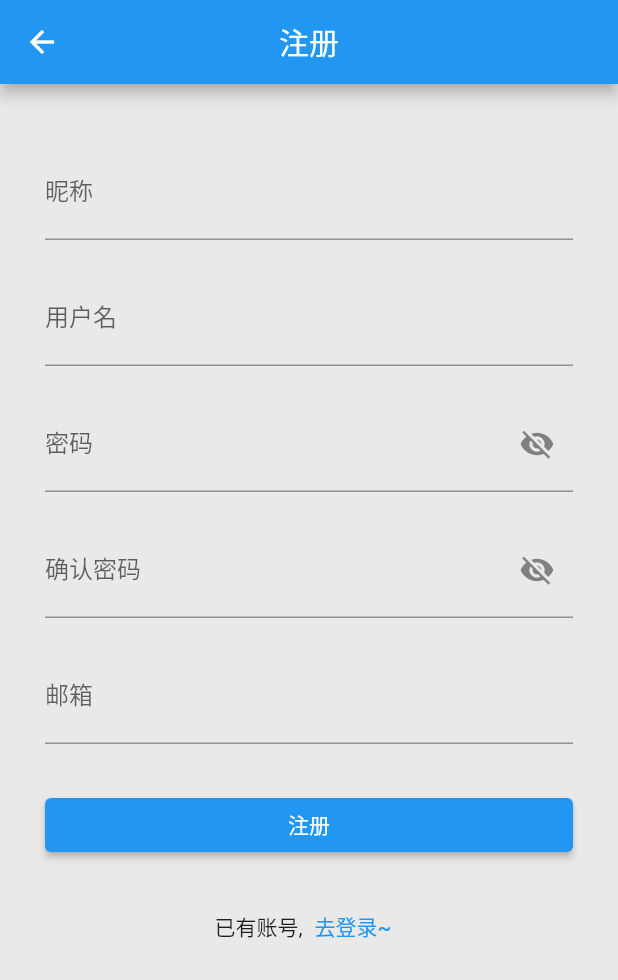
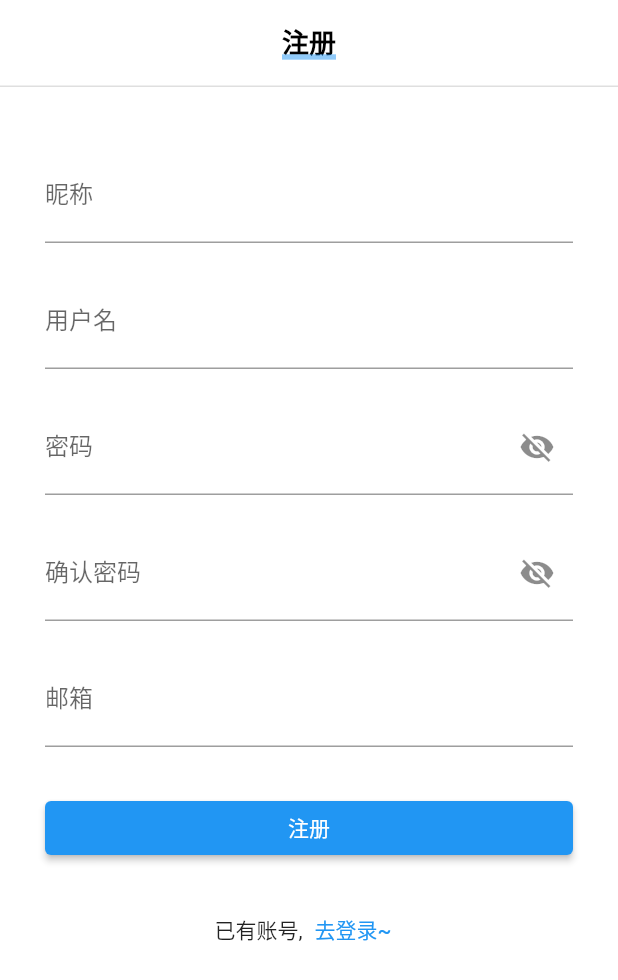
Before and after one commit to 2585570153/fictionapp, a Flutter app: the LoginPage screen opened by its route, after a tap on "注册", on a phone screen of 412 x 824 dp. Shown: the top 980 px of the screen. Run offline on Flutter 3.47's test engine with Material 2 defaults, Android fonts, the light colour scheme and no system bars; our stand-ins replace cached_network_image, dio, fluro, flutter_swiper_null_safety, fluttertoast; network calls fail.

Commit message:
配置状态栏

```diff
--- a/lib/application.dart
+++ b/lib/application.dart
@@ -1,7 +1,9 @@
 
 import 'package:fictionapp/pages/home/home_page.dart';
+import 'package:fictionapp/util/c.dart';
 
 import 'package:flutter/material.dart';
+import 'package:flutter/services.dart';
 
 
 class Application extends StatelessWidget {
@@ -10,6 +12,9 @@ class Application extends StatelessWidget {
 
   @override
   Widget build(BuildContext context) {
+     SystemChrome.setSystemUIOverlayStyle(SystemUiOverlayStyle(
+      statusBarColor:C.STATUSBAR, // 设置状态栏颜色
+    ));
     return MaterialApp(
       title: 'fiction小说网',
       // // 指定动态路由
--- a/lib/pages/home/home_page.dart
+++ b/lib/pages/home/home_page.dart
@@ -1,3 +1,4 @@
+import 'package:fictionapp/pages/bookrack/bookrack.dart';
 import 'package:fictionapp/pages/classify/classify.dart';
 import 'package:fictionapp/widgets/page_content.dart';
 import 'package:flutter/material.dart';
@@ -6,7 +7,7 @@ import '../bookstore/bookstore.dart';
 
 List<Widget> tabVuewList = [
   BookStore(),
-  PageContent(name: '书架'),
+  Bookrack(),
   Classify(),
   PageContent(name: '我的'),
 ];
--- a/lib/pages/login/login_page.dart
+++ b/lib/pages/login/login_page.dart
@@ -2,6 +2,7 @@ import 'package:fluro/fluro.dart';
 import 'package:flutter/material.dart';
 
 import '../../routes/global.dart';
+import '../../util/c.dart';
 import '../../widgets/commom_image.dart';
 
 class LoginPage extends StatefulWidget {
@@ -19,9 +20,28 @@ class _LoginPageState extends State<LoginPage> {
   // ignore: dead_code
   Widget build(BuildContext context) {
     return Scaffold(
+      backgroundColor: C.STATUSBAR, // 设置背景颜色为白色
         appBar: AppBar(
           centerTitle: true, // 将标题居中
-          title: Text('登录'),
+        backgroundColor: C.STATUSBAR, // 设置背景颜色为白色
+        elevation: 0, // 取消阴影
+        bottom: PreferredSize(
+          preferredSize: Size.fromHeight(2.0), // 设置下划线高度
+          child: Container(
+            color: Color.fromARGB(255, 223, 223, 223), // 自定义下划线颜色
+            height: 1.0,
+          ),
+        ),
+          title: Text('登录',
+          style: TextStyle(
+            color: Colors.black, // 设置标题颜色为黑色
+            fontSize: 18,
+            fontWeight: FontWeight.bold, // 设置加粗字体
+            decoration:
+                TextDecoration.combine([TextDecoration.underline]), // 添加下划线样式
+            decorationColor: Colors.blue.withOpacity(0.5), // 设置下划线颜色和透明度
+            decorationThickness: 4, // 设置下划线粗细
+          ),),
         ),
         body: SafeArea(
           minimum: EdgeInsets.all(30),
--- a/lib/pages/login/register_page.dart
+++ b/lib/pages/login/register_page.dart
@@ -4,6 +4,7 @@ import 'package:fictionapp/util/dio_http.dart';
 import 'package:fictionapp/util/string_util.dart';
 import 'package:flutter/material.dart';
 
+import '../../util/c.dart';
 import '../../util/toast_util.dart';
 
 class RegisterPage extends StatefulWidget {
@@ -50,9 +51,29 @@ class _RegisterPageState extends State<RegisterPage> {
   // ignore: dead_code
   Widget build(BuildContext context) {
     return Scaffold(
+      backgroundColor: C.STATUSBAR, // 设置背景颜色为白色
         appBar: AppBar(
+
           centerTitle: true, // 将标题居中
-          title: Text('注册'),
+        backgroundColor: C.STATUSBAR, // 设置背景颜色为白色
+        elevation: 0, // 取消阴影
+        bottom: PreferredSize(
+          preferredSize: Size.fromHeight(2.0), // 设置下划线高度
+          child: Container(
+            color: Color.fromARGB(255, 223, 223, 223), // 自定义下划线颜色
+            height: 1.0,
+          ),
+        ),
+          title: Text('注册',
+          style: TextStyle(
+            color: Colors.black, // 设置标题颜色为黑色
+            fontSize: 18,
+            fontWeight: FontWeight.bold, // 设置加粗字体
+            decoration:
+                TextDecoration.combine([TextDecoration.underline]), // 添加下划线样式
+            decorationColor: Colors.blue.withOpacity(0.5), // 设置下划线颜色和透明度
+            decorationThickness: 4, // 设置下划线粗细
+          ),),
         ),
         body: SafeArea(
           minimum: EdgeInsets.all(30),
--- a/lib/util/c.dart
+++ b/lib/util/c.dart
@@ -1,10 +1,11 @@
-
+import 'dart:ui';
 
 class C {
   //书城的左右边距
-  static  double BOOKSTOREPADDING = 10;
-  static  double BOOKSTOREPADDING2 = 20;
+  static double BOOKSTOREPADDING = 10;
+  static double BOOKSTOREPADDING2 = 20;
 
+  //白色的颜色
+  static const STATUSBAR  = Color.fromARGB(255, 255, 255, 255);
   // MediaQuery.of(context).size.width 屏幕宽度
-
 }
```
Also changed, not shown: lib/pages/bookrack/bookrack.dart (added, +91 -0 lines), lib/pages/bookstore/bookstore.dart (+22 -3 lines), lib/pages/classify/classify.dart (+62 -3 lines), lib/pages/bookstore/bookstore_recommend.dart (renamed from lib/pages/bookstore/home_recommend.dart).
